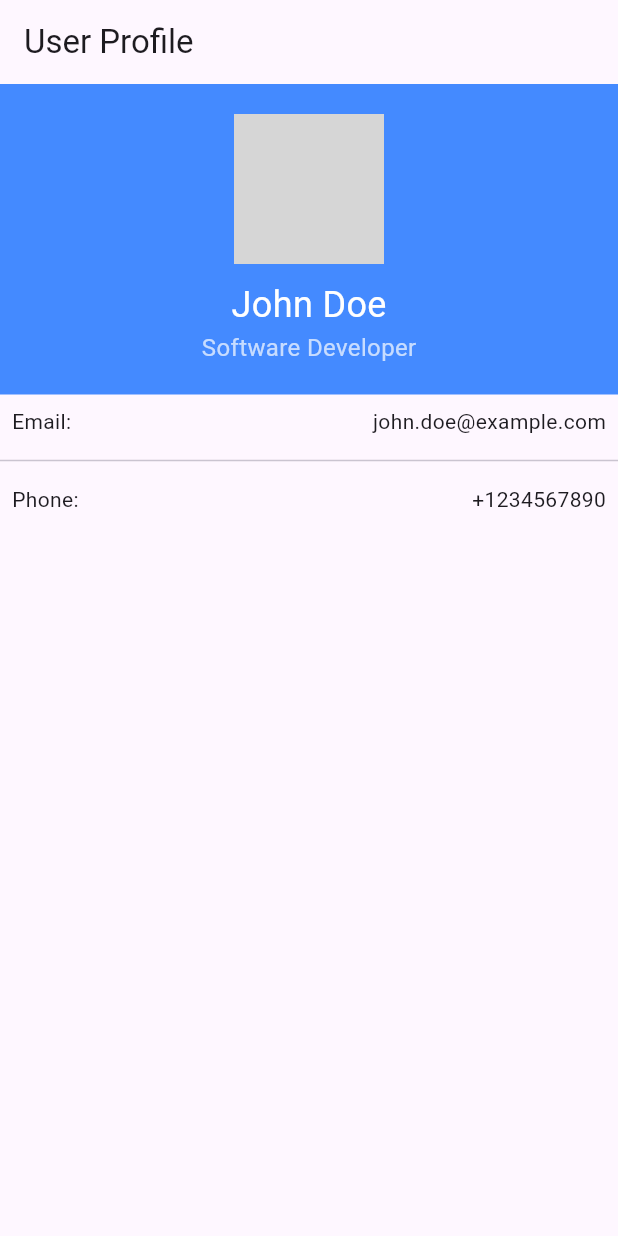
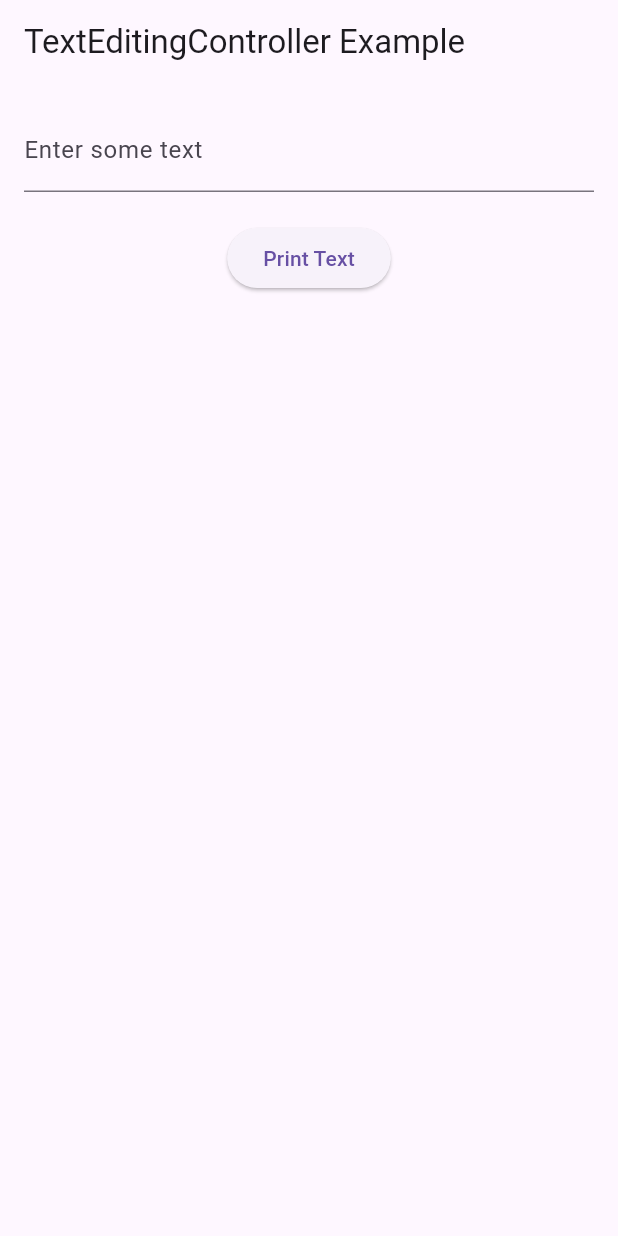
Before and after one commit to HasanAlsaiaari/flutter-course-assignments-2025-2026, a Flutter app: the screen it shows after launch, on a phone screen of 412 x 824 dp. Run offline on Flutter 3.47's test engine with Material 3 defaults, Android fonts, the phone set to English and light mode, and no system bars; grey boxes are pictures that could not be loaded.

Commit message:
Handling_User_Input

```diff
--- a/lib/main.dart
+++ b/lib/main.dart
@@ -1,4 +1,3 @@
-
 
 import 'package:flutter/material.dart';
 
@@ -12,63 +11,42 @@ class ProfileApp extends StatefulWidget {
 }
 
 class _ProfileAppState extends State<ProfileApp> {
+  final TextEditingController _controller = TextEditingController();
+
+  @override
+  void dispose() {
+    // Step 4: Dispose of the controller when it’s no longer needed
+    _controller.dispose();
+    super.dispose();
+  }
 
   @override
   Widget build(BuildContext context) {
     return MaterialApp(
       home: Scaffold(
-        appBar: AppBar(
-          title: Text('User Profile'),
-        ),
-        body: Column(
-          children: [
-            Container(
-              width: double.infinity,
-              padding: EdgeInsets.all(20),
-              color: Colors.blueAccent,
-              child: Column(
-                children: [
-                  CircleAvatar(
-                    radius: 50,
-                    backgroundImage:Image.asset('pics/profilepic.png').image,
-                  ),
-                  SizedBox(height: 10),
-                  Text(
-                    'John Doe',
-                    style: TextStyle(fontSize: 24, color: Colors.white),
-                  ),
-                  Text(
-                    'Software Developer',
-                    style: TextStyle(fontSize: 16, color: Colors.white70),
-                  ),
-                ],
+        appBar: AppBar(title: Text('TextEditingController Example')),
+        body: Padding(
+          padding: const EdgeInsets.all(16.0),
+          child: Column(
+            children: [
+              TextField(
+                // Step 2: Assign the controller to the TextField
+                controller: _controller,
+                decoration: InputDecoration(labelText: 'Enter some text'),
               ),
-            ),
-            Padding(
-              padding: const EdgeInsets.all(8.0),
-              child: Row(
-                mainAxisAlignment: MainAxisAlignment.spaceBetween,
-                children: [
-                  Text('Email:'),
-                  Text('john.doe@example.com'),
-                ],
+              SizedBox(height: 20),
+              ElevatedButton(
+                onPressed: () {
+                  // Step 3: Access the text value from the controller
+                  print('Text entered: ${_controller.text}');
+
+                },
+                child: Text('Print Text'),
               ),
-            ),
-            Divider(),
-            Padding(
-              padding: const EdgeInsets.all(8.0),
-              child: Row(
-                mainAxisAlignment: MainAxisAlignment.spaceBetween,
-                children: [
-                  Text('Phone:'),
-                  Text('+1234567890'),
-                ],
-              ),
-            ),
-          ],
+            ],
+          ),
         ),
       ),
-
     );
   }
 }
```
